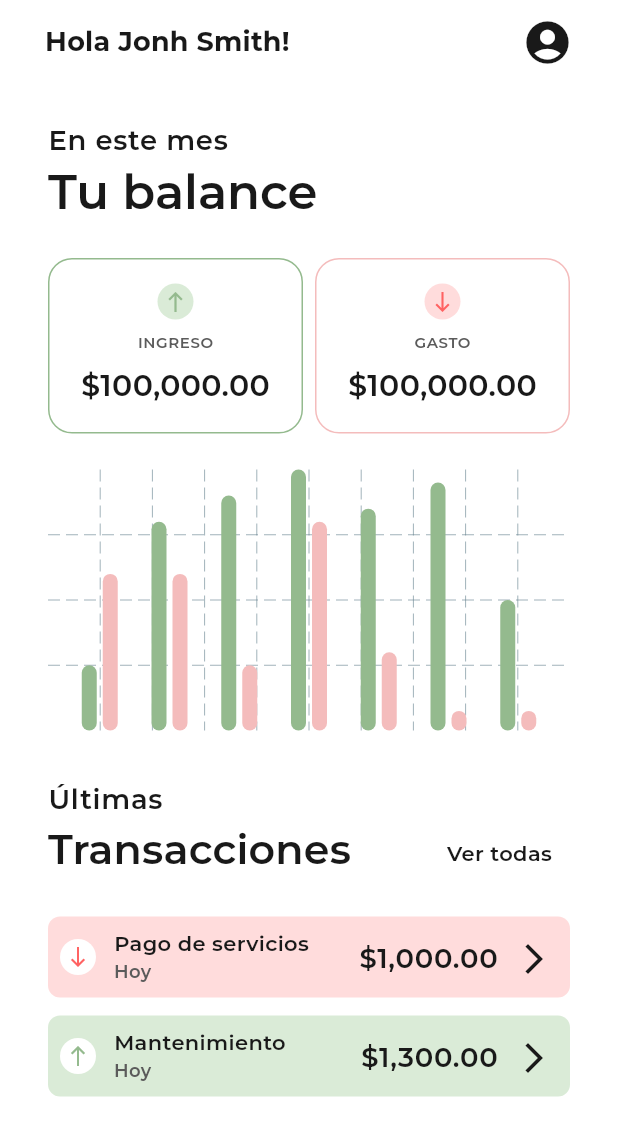
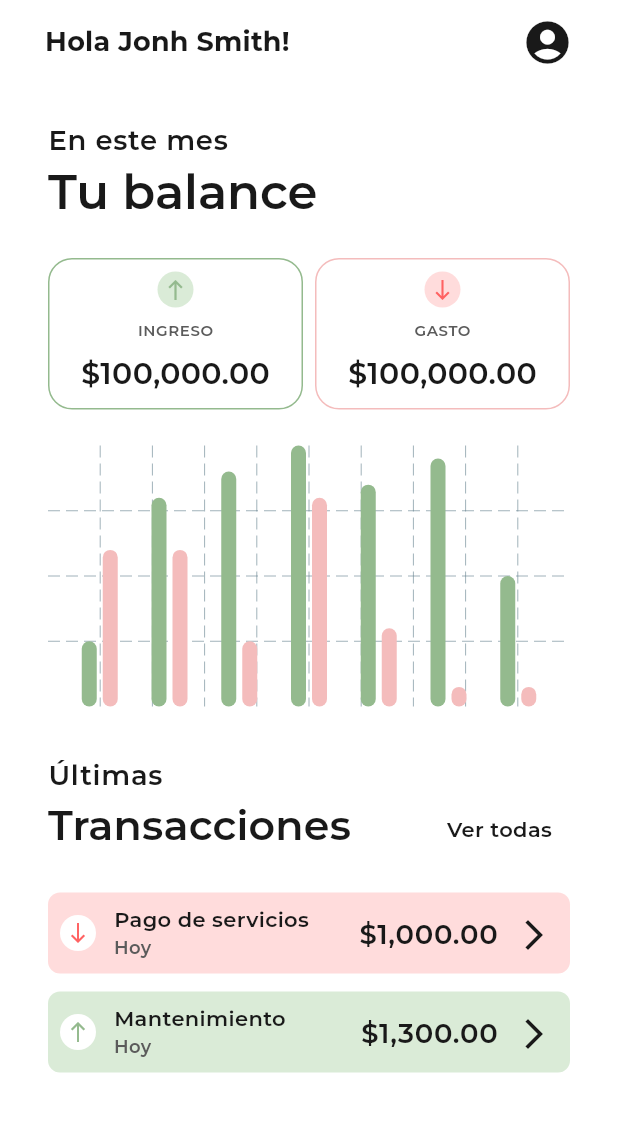
Before and after one commit to joshesp/cuentas_app, a Flutter app: the screen it shows after launch, on a phone screen of 412 x 824 dp. Shown: the top 1136 px of the screen. Run offline on Flutter 3.47's test engine with Material 3 defaults, Android fonts, the phone set to English and light mode, and no system bars; drawn by our look-alikes of fl_chart; our stand-ins replace flutter_screenutil, flutter_svg; project files that could hold a hidden picture were left out.

Commit message:
cambio de padding

```diff
--- a/lib/presentation/widgets/dashboard/card_total_transaction_widget.dart
+++ b/lib/presentation/widgets/dashboard/card_total_transaction_widget.dart
@@ -21,7 +21,7 @@ class CardTotalTransactionWidget extends StatelessWidget {
     final formatter = NumberFormat.simpleCurrency();
 
     return Container(
-      padding: const EdgeInsets.all(minSpacing),
+      padding: const EdgeInsets.all(8),
       decoration: BoxDecoration(
         color: Colors.transparent,
         borderRadius: BorderRadius.circular(minSpacing),
```
